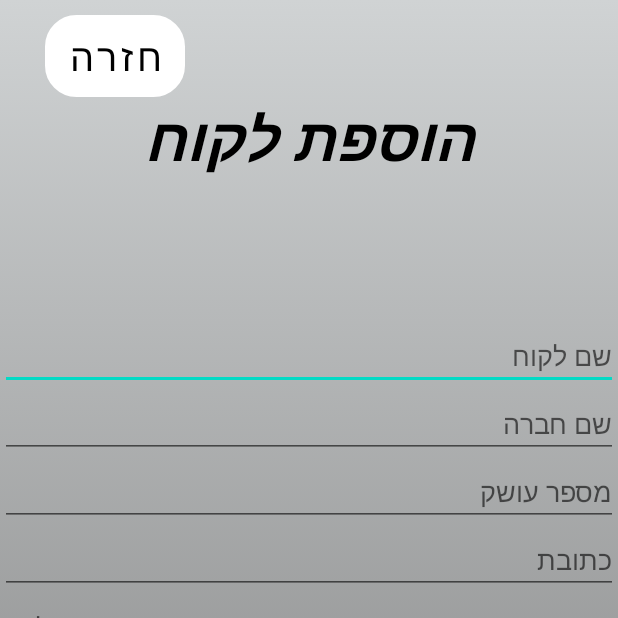
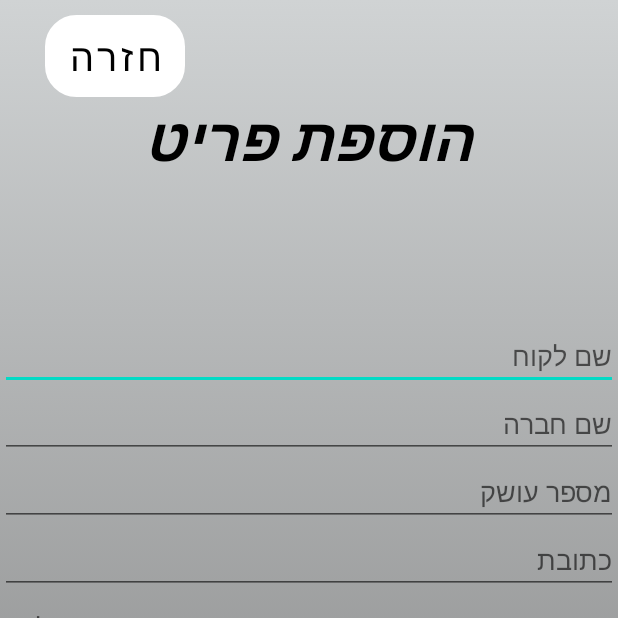
Before and after one commit to mahdish95/InventoryApplication, an Android app: the AddItemActivity screen opened directly, with no data from a screen before it, on a phone screen of 412 x 824 dp, the top half of it. Run offline under Robolectric (Android 15) with nearby library versions, the phone set to English and light mode, and no system bars.

Commit message:
add AddItemActivity

```diff
--- a/InventoryApplication/app/src/main/res/layout/activity_add_item.xml
+++ b/InventoryApplication/app/src/main/res/layout/activity_add_item.xml
@@ -26,7 +26,7 @@
         android:layout_height="wrap_content"
         android:layout_below="@id/back_button"
         android:layout_centerHorizontal="true"
-        android:text=" הוספת לקוח "
+        android:text=" הוספת פריט "
         android:textColor="@color/black"
         android:textStyle="italic|bold"
         android:textSize="40sp"/>
```
